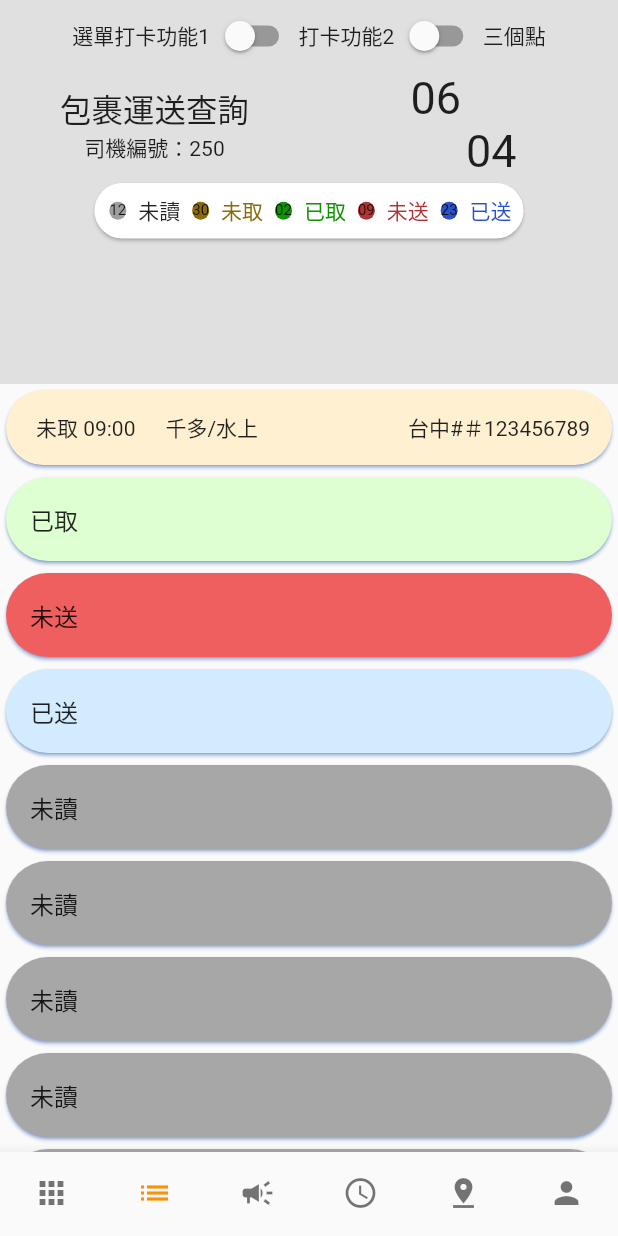
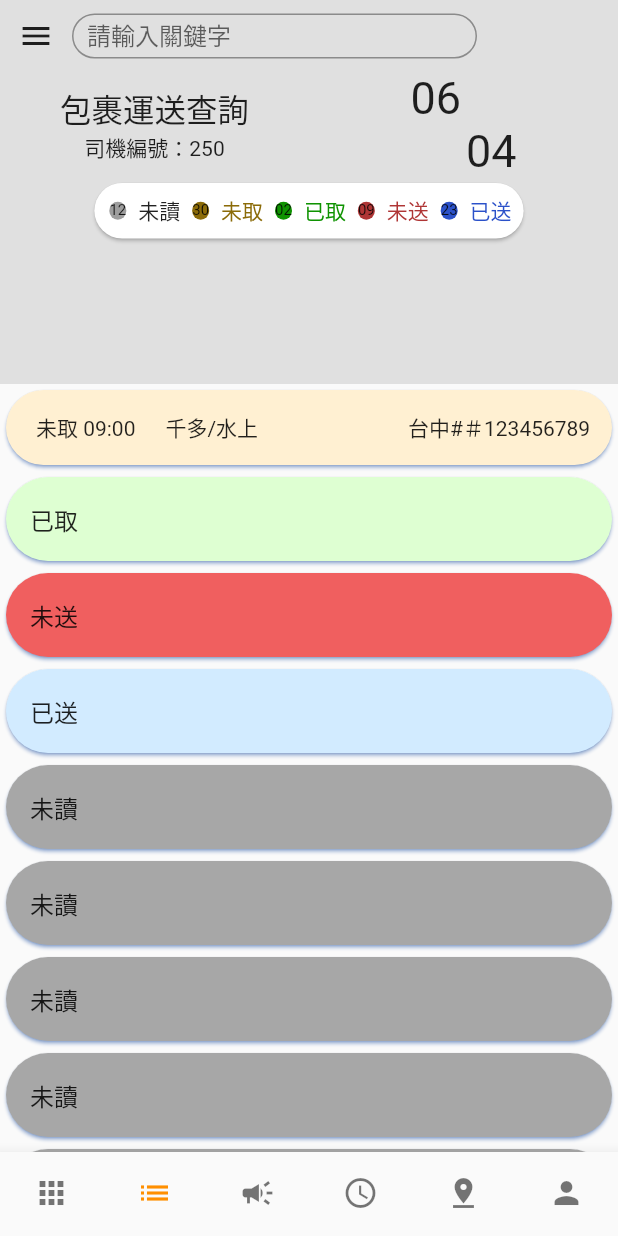
Before and after one commit to xuanzong06/atom_go, a Flutter app: the screen it shows after launch, item 2 of the bottom bar chosen, on a phone screen of 412 x 824 dp. Run offline on Flutter 3.47's test engine with Material 2 defaults, Android fonts, the phone set to English and light mode, and no system bars; our stand-ins replace marquee, package_info_plus; missing offline and left inert: launch_review.

Commit message:
調整程式

```diff
--- a/lib/FrontPage.dart
+++ b/lib/FrontPage.dart
@@ -1,6 +1,7 @@
 import 'package:flutter/material.dart';
 import 'package:intl/intl.dart';
 import 'HorizontalLine.dart';
+import 'KustomDrawer.dart';
 
 class FrontPage extends StatefulWidget {
   const FrontPage({Key? key}) : super(key: key);
@@ -24,29 +25,7 @@ class _FrontPageState extends State<FrontPage> {
       home: Scaffold(
         key: _scaffoldKey, //自定義IconButton.menu 需要這個值 2/3
         drawer: Drawer(
-          child: ListView(
-            padding: EdgeInsets.zero,
-            children: [
-              Container(
-                height: 100,
-                child: DrawerHeader(
-                  child: Text('導覽列'),
-                  decoration: BoxDecoration(
-                    color: Colors.yellow,
-                  ),
-                ),
-              ),
-
-              ListTile(
-                title: Text('Option1'),
-                onTap: (){},
-              ),
-              ListTile(
-                title: Text('Option1'),
-                onTap: (){},
-              ),
-            ],
-          ),
+          child: KustomDrawer(),
         ),
         body: SafeArea(
           child: Container(
--- /dev/null
+++ b/lib/KustomDrawer.dart
@@ -0,0 +1,41 @@
+import 'package:flutter/material.dart';
+
+class KustomDrawer extends StatefulWidget {
+  const KustomDrawer({Key? key}) : super(key: key);
+
+  @override
+  _KustomDrawerState createState() => _KustomDrawerState();
+}
+
+class _KustomDrawerState extends State<KustomDrawer> {
+  @override
+  Widget build(BuildContext context) {
+    return MaterialApp(
+      home: Scaffold(
+        body: ListView(
+          padding: EdgeInsets.zero,
+          children: [
+            Container(
+              height: 100,
+              child: DrawerHeader(
+                child: Text('導覽列'),
+                decoration: BoxDecoration(
+                  color: Colors.yellow,
+                ),
+              ),
+            ),
+
+            ListTile(
+              title: Text('Option1'),
+              onTap: (){},
+            ),
+            ListTile(
+              title: Text('Option1'),
+              onTap: (){},
+            ),
+          ],
+        ),
+      ),
+    );
+  }
+}
--- a/lib/PackageDetails.dart
+++ b/lib/PackageDetails.dart
@@ -1,4 +1,5 @@
 import 'package:atom_go/HorizontalLine.dart';
+import 'package:atom_go/KustomDrawer.dart';
 import 'package:flutter/material.dart';
 import 'package:intl/intl.dart';
 
@@ -17,6 +18,9 @@ class _PackageDetailsState extends State<PackageDetails>
 
   late TabController _tabController;
 
+  final _scaffoldKey =
+  GlobalKey<ScaffoldState>(); //自定義IconButton.menu 需要這個值 1/3
+
   @override
   void initState() {
     _tabController = TabController(length: 3, vsync: this);
@@ -27,6 +31,8 @@ class _PackageDetailsState extends State<PackageDetails>
   Widget build(BuildContext context) {
     return MaterialApp(
       home: Scaffold(
+        key: _scaffoldKey, //自定義IconButton.menu 需要這個值 2/3
+        drawer: Drawer(child: KustomDrawer(),),
         body: SafeArea(
           child: Container(
             child: Column(
@@ -38,26 +44,18 @@ class _PackageDetailsState extends State<PackageDetails>
                     child: Column(
                       children: [
                         Row(
-                          mainAxisAlignment: MainAxisAlignment.spaceEvenly,
+                          mainAxisAlignment: MainAxisAlignment.start,
                           //使最上排能夠分配距離
                           children: [
                             SafeArea(
                               child: Row(
                                 children: [
-                                  Text('選單'),
-                                  Text('打卡功能1'),
-                                  Switch(
-                                      value: false,
-                                      onChanged: (value) {
-                                        value = true;
-                                      }),
-                                  Text('打卡功能2'),
-                                  Switch(
-                                      value: false,
-                                      onChanged: (value) {
-                                        value = true;
-                                      }),
-                                  Text('三個點'),
+                                  IconButton(
+                                    onPressed: () =>
+                                        _scaffoldKey.currentState?.openDrawer(),
+                                    //自定義IconButton.menu 需要這個值 3/3
+                                    icon: Icon(Icons.menu),
+                                  ),
                                 ],
                               ),
                             ),
--- a/lib/PackageStatus.dart
+++ b/lib/PackageStatus.dart
@@ -1,5 +1,6 @@
 import 'package:flutter/material.dart';
 import 'package:intl/intl.dart';
+import 'KustomDrawer.dart';
 
 class PackageStatus extends StatefulWidget {
   const PackageStatus({Key? key}) : super(key: key);
@@ -9,6 +10,9 @@ class PackageStatus extends StatefulWidget {
 }
 
 class _PackageStatusState extends State<PackageStatus> {
+  final _scaffoldKey =
+  GlobalKey<ScaffoldState>(); //自定義IconButton.menu 需要這個值 1/3
+
   var monthstr = DateFormat('MM').format(DateTime.now()).toString();
   var daystr = DateFormat('dd').format(DateTime.now()).toString();
 
@@ -16,6 +20,11 @@ class _PackageStatusState extends State<PackageStatus> {
   Widget build(BuildContext context) {
     return MaterialApp(
       home: Scaffold(
+        resizeToAvoidBottomInset: false, //避免要輸入文字時，鍵盤彈出，底部Widget被往上擠，但除此之外body的設計邏輯也要調整
+        key: _scaffoldKey, //自定義IconButton.menu 需要這個值 2/3
+        drawer: Drawer(
+          child: KustomDrawer(),
+        ),
         body: SafeArea(
           child: Container(
             child: Column(
@@ -27,26 +36,39 @@ class _PackageStatusState extends State<PackageStatus> {
                     child: Column(
                       children: [
                         Row(
-                          mainAxisAlignment: MainAxisAlignment.spaceEvenly,
+                          mainAxisAlignment: MainAxisAlignment.start,
                           //使最上排能夠分配距離
                           children: [
                             SafeArea(
                               child: Row(
                                 children: [
-                                  Text('選單'),
-                                  Text('打卡功能1'),
-                                  Switch(
-                                      value: false,
-                                      onChanged: (value) {
-                                        value = true;
-                                      }),
-                                  Text('打卡功能2'),
-                                  Switch(
-                                      value: false,
-                                      onChanged: (value) {
-                                        value = true;
-                                      }),
-                                  Text('三個點'),
+                                  IconButton(
+                                    onPressed: () =>
+                                        _scaffoldKey.currentState?.openDrawer(),
+                                    //自定義IconButton.menu 需要這個值 3/3
+                                    icon: Icon(Icons.menu),
+                                  ),
+                                  Container(
+                                    // color: Colors.white,
+                                    height: 30,
+                                    width: 270,
+                                    // decoration: BoxDecoration(
+                                    //   borderRadius: BorderRadius.circular(50),
+                                    // ),
+                                    // color: Colors.amberAccent,
+                                    child: TextField(
+                                      decoration: InputDecoration(
+                                        contentPadding: EdgeInsets.fromLTRB(10, 10, 0, 0),
+                                        border: OutlineInputBorder(
+                                          borderRadius: BorderRadius.circular(30.0),
+                                        ),
+                                        hintText: '請輸入關鍵字',
+                                      ),
+                                      style: TextStyle(
+
+                                      ),
+                                    ),
+                                  ),
                                 ],
                               ),
                             ),
--- a/lib/bottomNavigationbarTest.dart
+++ b/lib/bottomNavigationbarTest.dart
@@ -5,6 +5,7 @@ import 'DemoP.dart';
 import 'bottomNavigationbarTest.dart';
 import 'FrontPage.dart';
 import 'PackageDetails.dart';
+import 'SearchBarTest.dart';
 
 void main() => runApp(const MyApp());
 
@@ -42,9 +43,7 @@ class _MyStatefulWidgetState extends State<MyStatefulWidget> {
     ),
     MyStatefulWidget2(
     ),
-    Text(
-      'Index 4: Text',
-      style: optionStyle,
+    KustomSearchBar(
     ),
     Text(
       'Index 5: Text',
```
Also changed, not shown: lib/SearchBarTest.dart (added, +27 -0 lines).
